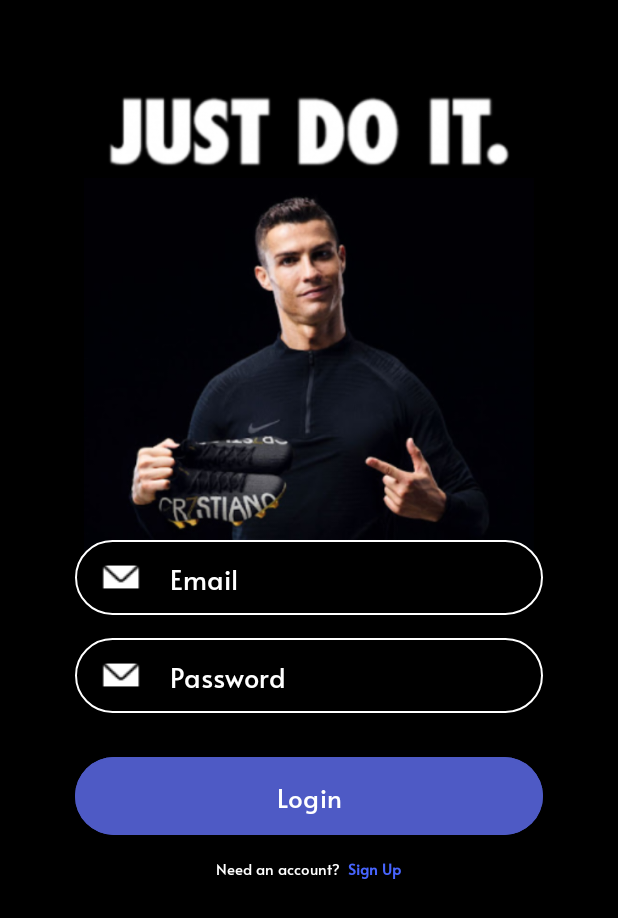
After one commit to nguynthuhigh/shoe-app-mobile, an Android app: the LoginActivity screen opened directly, with no data from a screen before it, on a phone screen of 412 x 824 dp. The commit adds this screen. Shown: the top 918 px of the screen. Run offline under Robolectric (Android 15) with nearby library versions, the phone set to English and light mode, and no system bars.

Commit message:
Layout Login

```diff
--- a/app/src/main/AndroidManifest.xml
+++ b/app/src/main/AndroidManifest.xml
@@ -13,6 +13,9 @@
         android:supportsRtl="true"
         android:theme="@style/Theme.ShoeApp"
         tools:targetApi="31">
+        <activity
+            android:name=".LoginActivity"
+            android:exported="false" />
         <activity
             android:name=".FavouriteActivity"
             android:exported="false" />
--- /dev/null
+++ b/app/src/main/java/com/sneaker/shoeapp/LoginActivity.java
@@ -0,0 +1,14 @@
+package com.sneaker.shoeapp;
+
+import androidx.appcompat.app.AppCompatActivity;
+
+import android.os.Bundle;
+
+public class LoginActivity extends AppCompatActivity {
+
+    @Override
+    protected void onCreate(Bundle savedInstanceState) {
+        super.onCreate(savedInstanceState);
+        setContentView(R.layout.activity_login);
+    }
+}
--- /dev/null
+++ b/app/src/main/res/drawable/custom_login_field.xml
@@ -0,0 +1,14 @@
+<?xml version="1.0" encoding="utf-8"?>
+<shape xmlns:android="http://schemas.android.com/apk/res/android"
+    android:shape="rectangle">
+    <size
+        android:width="100dp"
+        android:height="20dp" />
+
+    <stroke
+        android:width="1dp"
+        android:color="@color/white" />
+
+    <solid android:color="@color/black" />
+    <corners android:radius="30dp" />
+</shape>
--- a/app/src/main/res/layout/activity_checkout.xml
+++ b/app/src/main/res/layout/activity_checkout.xml
@@ -33,6 +33,7 @@
                     android:layout_centerHorizontal="true"
                     android:layout_marginTop="30dp"
                     android:fontFamily="@font/alata_regular"
+                    android:gravity="center_horizontal"
                     android:text="Checkout"
                     android:textColor="@color/black"
                     android:textSize="30sp" />
@@ -62,10 +63,10 @@
                             android:src="@drawable/ic_brand_nike" />
 
                         <TextView
-                            android:layout_marginBottom="5dp"
                             android:layout_width="wrap_content"
                             android:layout_height="wrap_content"
                             android:layout_marginLeft="15dp"
+                            android:layout_marginBottom="5dp"
                             android:fontFamily="@font/alata_regular"
                             android:text="Details"
                             android:textSize="20dp" />
@@ -303,9 +304,9 @@
                         </RelativeLayout>
 
                         <RelativeLayout
-                            android:layout_marginTop="10dp"
                             android:layout_width="match_parent"
                             android:layout_height="wrap_content"
+                            android:layout_marginTop="10dp"
                             android:paddingStart="15dp"
                             android:paddingEnd="15dp">
 
--- /dev/null
+++ b/app/src/main/res/layout/activity_login.xml
@@ -0,0 +1,94 @@
+<?xml version="1.0" encoding="utf-8"?>
+<LinearLayout xmlns:android="http://schemas.android.com/apk/res/android"
+    xmlns:app="http://schemas.android.com/apk/res-auto"
+    xmlns:tools="http://schemas.android.com/tools"
+    android:layout_width="match_parent"
+    android:layout_height="match_parent"
+    android:background="@color/black"
+    android:orientation="vertical"
+    tools:context=".LoginActivity">
+
+    <ImageView
+        android:layout_width="match_parent"
+        android:layout_height="wrap_content"
+        android:layout_marginTop="-20dp"
+        android:src="@drawable/img_justdoit" />
+
+    <ImageView
+        android:layout_width="300dp"
+        android:layout_height="wrap_content"
+        android:layout_gravity="center_horizontal"
+        android:layout_marginTop="-130dp"
+        android:src="@drawable/img_ronaldo" />
+
+    <EditText
+        android:layout_width="match_parent"
+        android:layout_height="50dp"
+        android:layout_marginStart="50dp"
+        android:layout_marginTop="-50dp"
+        android:layout_marginEnd="50dp"
+        android:background="@drawable/custom_login_field"
+        android:drawableLeft="@drawable/ic_email"
+        android:drawablePadding="20dp"
+        android:fontFamily="@font/alata_regular"
+        android:gravity="center_vertical"
+        android:hint="Email"
+        android:paddingStart="18dp"
+        android:textColorHint="@color/white" />
+
+    <EditText
+        android:layout_width="match_parent"
+        android:layout_height="50dp"
+        android:layout_marginStart="50dp"
+        android:layout_marginTop="15dp"
+        android:layout_marginEnd="50dp"
+        android:background="@drawable/custom_login_field"
+        android:drawableLeft="@drawable/ic_email"
+        android:drawablePadding="20dp"
+        android:fontFamily="@font/alata_regular"
+        android:gravity="center_vertical"
+        android:hint="Password"
+        android:paddingStart="18dp"
+        android:textColorHint="@color/white" />
+
+    <Button
+        android:id="@+id/btnLogin"
+        android:layout_width="match_parent"
+        android:layout_height="60dp"
+        android:layout_marginStart="50dp"
+        android:layout_marginTop="25dp"
+        android:layout_marginEnd="50dp"
+        android:backgroundTint="@color/darkBlue"
+        android:fontFamily="@font/alata_regular"
+        android:gravity="center"
+        android:text="Login"
+        android:textSize="17dp" />
+
+    <LinearLayout
+        android:layout_width="wrap_content"
+        android:layout_height="wrap_content"
+        android:layout_gravity="center_horizontal"
+        android:layout_marginTop="10dp"
+        android:orientation="horizontal">
+
+        <TextView
+            android:layout_width="wrap_content"
+            android:layout_height="wrap_content"
+            android:fontFamily="@font/alata_regular"
+            android:text="Need an account?"
+            android:textColor="@color/white"
+            android:textSize="10dp" />
+
+        <TextView
+            android:layout_width="wrap_content"
+            android:layout_height="wrap_content"
+            android:layout_marginLeft="5dp"
+            android:fontFamily="@font/alata_regular"
+            android:text="Sign Up"
+            android:textColor="#4764FD"
+            android:textSize="10dp"
+            android:textStyle="bold" />
+
+    </LinearLayout>
+
+</LinearLayout>
--- a/app/src/main/res/values/colors.xml
+++ b/app/src/main/res/values/colors.xml
@@ -5,6 +5,7 @@
     <color name="paymentBG">#F7F7F7</color>
     <color name="darkGrey">#535353</color>
     <color name="green">#37D63E</color>
+    <color name="darkBlue">#4E5AC5</color>
 
     <color name ="color_checkout">#F7F7F7</color>
 
```
Also changed, not shown: app/src/main/res/drawable/ic_email.png (added), app/src/main/res/drawable/img_justdoit.png (added), app/src/main/res/drawable/img_ronaldo.png (added), app/src/main/res/drawable/img_shoecheckout.png (renamed from app/src/main/res/drawable/img_shoeCheckout.png).
